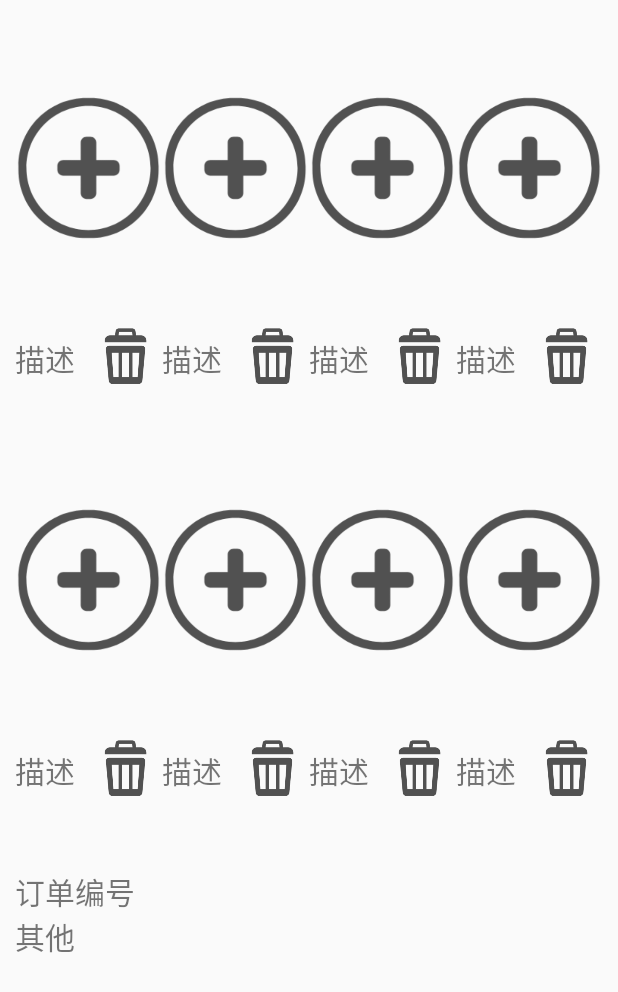
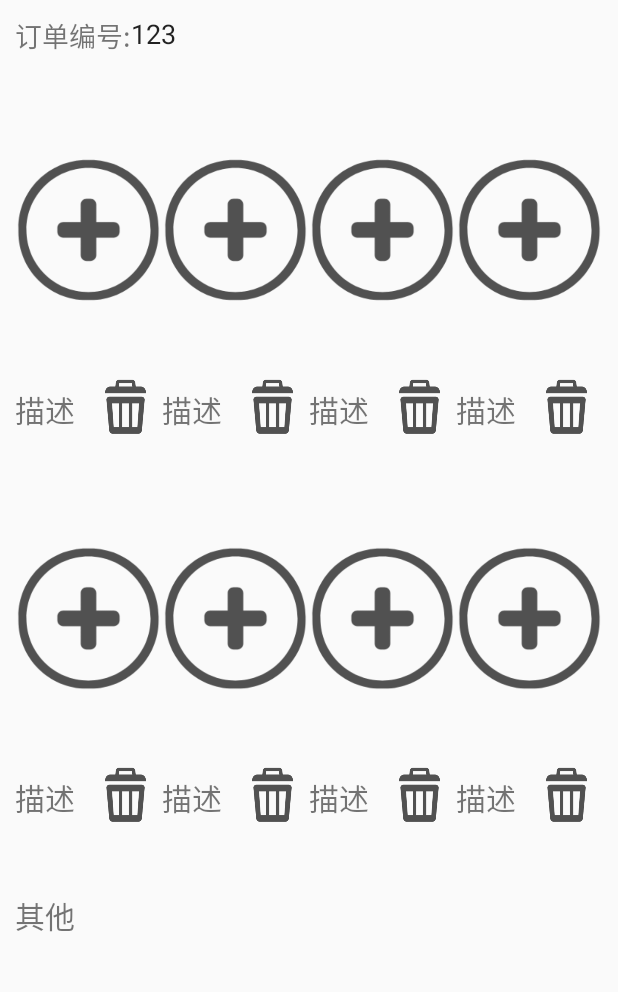
Before and after one commit to Littlestones/Order, an Android app: the DetailActivity screen opened directly, with no data from a screen before it, on a phone screen of 412 x 824 dp. Shown: the top 992 px of the screen. Run offline under Robolectric (Android 15) with nearby library versions, the phone set to English and light mode, and no system bars.

Commit message:
创建订单界面修改

```diff
--- /dev/null
+++ b/app/src/main/res/drawable/edit_background.xml
@@ -0,0 +1,8 @@
+<?xml version="1.0" encoding="utf-8"?>
+<shape xmlns:android="http://schemas.android.com/apk/res/android">
+    <corners
+        android:color="#ffffff"
+        />
+
+
+</shape>
--- a/app/src/main/res/layout/activity_cusdetail.xml
+++ b/app/src/main/res/layout/activity_cusdetail.xml
@@ -2,13 +2,6 @@
 <LinearLayout xmlns:android="http://schemas.android.com/apk/res/android"
     android:orientation="vertical" android:layout_width="match_parent"
     android:layout_height="match_parent">
-    <uk.co.senab.photoview.PhotoView
-        android:id="@+id/photoView"
-        android:layout_width="180dp"
-        android:layout_height="140dp"
-        android:background="#333333"
-        android:layout_marginLeft="20dp"
-        />
 
 
 </LinearLayout>
--- a/app/src/main/res/layout/activity_detail.xml
+++ b/app/src/main/res/layout/activity_detail.xml
@@ -3,6 +3,30 @@
     android:layout_width="match_parent"
     android:layout_height="match_parent"
     android:orientation="vertical">
+
+    <RelativeLayout
+        android:layout_margin="10dp"
+        android:layout_width="match_parent"
+        android:layout_height="wrap_content">
+
+        <TextView
+            android:textSize="18sp"
+            android:id="@+id/num_title"
+            android:layout_width="wrap_content"
+            android:layout_height="wrap_content"
+            android:text="订单编号:"
+            android:layout_centerVertical="true"
+            android:layout_alignParentStart="true" />
+
+        <EditText
+            android:background="@drawable/edit_background"
+            android:layout_width="100dp"
+            android:layout_height="wrap_content"
+            android:text="123"
+            android:layout_alignParentTop="true"
+            android:layout_toEndOf="@+id/num_title" />
+
+    </RelativeLayout>
 
     <LinearLayout
         android:layout_margin="10dp"
@@ -298,12 +322,6 @@
                 android:textSize="20sp"
                 android:layout_width="match_parent"
                 android:layout_height="match_parent"
-                android:text="订单编号" />
-
-            <TextView
-                android:textSize="20sp"
-                android:layout_width="match_parent"
-                android:layout_height="match_parent"
                 android:text="其他" />
 
         </LinearLayout>
```
